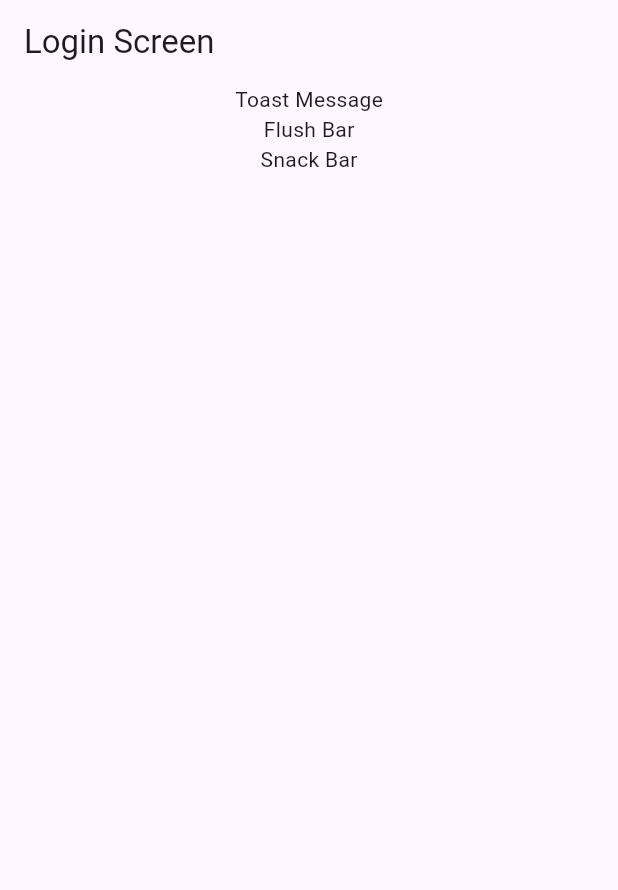
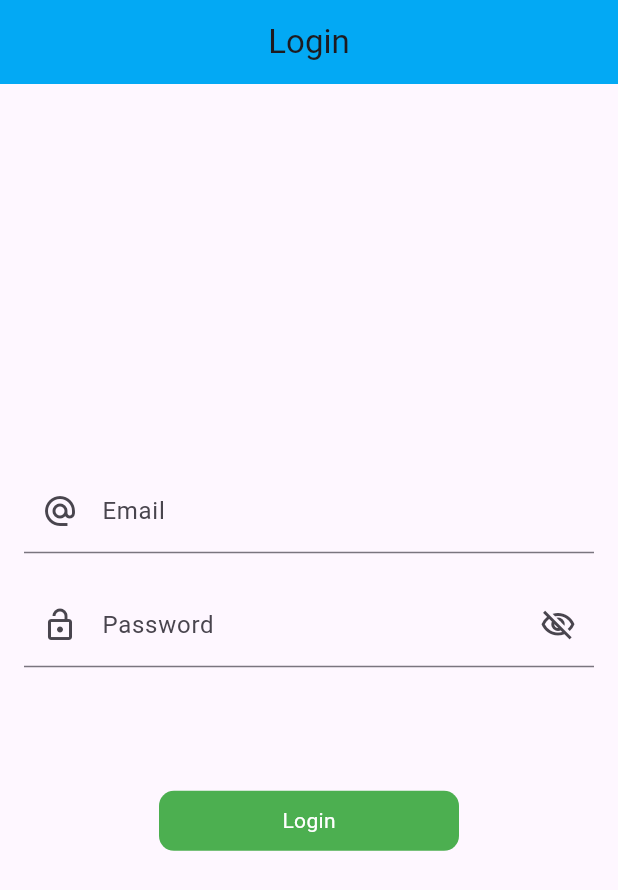
Before and after one commit to rizwan1255/mvvm, a Flutter app: the screen it shows after launch, on a phone screen of 412 x 824 dp. Shown: the top 890 px of the screen. Run offline on Flutter 3.47's test engine with Material 3 defaults, Android fonts, the phone set to English and light mode, and no system bars; our stand-ins replace another_flushbar, fluttertoast.

Commit message:
Login Screen with mvvm view

```diff
--- a/lib/main.dart
+++ b/lib/main.dart
@@ -1,7 +1,7 @@
 import 'package:flutter/material.dart';
 import 'package:mvvm/utils/routes/routes.dart';
 import 'package:mvvm/utils/routes/routes_name.dart';
-import 'package:mvvm/view/login_screen.dart';
+import 'package:mvvm/view/login_view.dart';
 
 void main() {
   runApp(const MyApp());
--- /dev/null
+++ b/lib/res/components/color.dart
@@ -0,0 +1,7 @@
+import 'package:flutter/material.dart';
+
+class AppColors {
+  static const blackColor = Color(0xFF000000);
+  static const whiteColor = Color(0xFFFFFFFF);
+  static const buttonColor = Colors.green;
+}
--- /dev/null
+++ b/lib/res/components/round_button.dart
@@ -0,0 +1,35 @@
+import 'package:flutter/material.dart';
+import 'package:mvvm/res/components/color.dart';
+
+class RoundButton extends StatelessWidget {
+  final String title;
+  final bool loading;
+  final VoidCallback onPress;
+  const RoundButton({
+    super.key,
+    required this.title,
+    this.loading = false,
+    required this.onPress,
+  });
+
+  @override
+  Widget build(BuildContext context) {
+    return InkWell(
+      onTap: onPress,
+      child: Container(
+        height: 40,
+        width: 200,
+        decoration: BoxDecoration(
+          color: AppColors.buttonColor,
+          borderRadius: BorderRadius.circular(10),
+        ),
+        child: Center(
+          child:
+              loading
+                  ? CircleAvatar()
+                  : Text(title, style: TextStyle(color: AppColors.whiteColor)),
+        ),
+      ),
+    );
+  }
+}
--- a/lib/utils/routes/routes.dart
+++ b/lib/utils/routes/routes.dart
@@ -1,8 +1,7 @@
-import 'package:flutter/cupertino.dart';
 import 'package:flutter/material.dart';
 import 'package:mvvm/utils/routes/routes_name.dart';
 import 'package:mvvm/view/home_screen.dart';
-import 'package:mvvm/view/login_screen.dart';
+import 'package:mvvm/view/login_view.dart';
 
 class Routes{
   static Route<dynamic> generateRoute(RouteSettings settings){
@@ -10,7 +9,7 @@ class Routes{
       case RoutesName.home:
         return MaterialPageRoute(builder: (BuildContext context) => HomeScreen());
       case RoutesName.login:
-        return MaterialPageRoute(builder: (BuildContext context) => LoginScreen());
+        return MaterialPageRoute(builder: (BuildContext context) => LoginView());
       default:
         return MaterialPageRoute(builder: (_){
           return Scaffold(
--- a/lib/utils/routes/routes_name.dart
+++ b/lib/utils/routes/routes_name.dart
@@ -1,5 +1,5 @@
 
 class RoutesName{
-  static const String login = 'login_screen';
+  static const String login = 'login_view';
   static const String home = 'home_screen';
 }
--- a/lib/utils/utils.dart
+++ b/lib/utils/utils.dart
@@ -8,6 +8,14 @@ class Utils{
     Fluttertoast.showToast(msg: message);
   }
 
+  static void fieldFocusChange(
+      BuildContext context,
+      FocusNode current,
+      FocusNode next){
+    current.unfocus();
+    FocusScope.of(context).requestFocus(next);
+  }
+
   static void flushBarErrorMessage(String message, BuildContext context){
     showFlushbar(context: context,
         flushbar: Flushbar(
@@ -15,7 +23,8 @@ class Utils{
           margin: EdgeInsets.symmetric(vertical: 10, horizontal: 20),
           padding: EdgeInsets.all(15),
           flushbarPosition: FlushbarPosition.TOP,
-          borderRadius: BorderRadius.circular(20),
+          borderRadius: BorderRadius.circular(10),
+          backgroundColor: Colors.red,
           message: message,
           duration: Duration(seconds: 3),
           reverseAnimationCurve: Curves.easeInOut,
@@ -24,10 +33,10 @@ class Utils{
     );
   }
 
-  static snakeBar(String mesaage, BuildContext context){
+  static snakeBar(String message, BuildContext context){
     return ScaffoldMessenger.of(context).showSnackBar(
       SnackBar(
-        content: Text(mesaage),
+        content: Text(message),
         duration: Duration(seconds: 3),
         backgroundColor: Colors.red,
       )
--- a/lib/view/login_screen.dart
+++ /dev/null
@@ -1,46 +0,0 @@
-import 'package:flutter/material.dart';
-import 'package:mvvm/utils/routes/routes_name.dart';
-import 'package:mvvm/utils/utils.dart';
-
-class LoginScreen extends StatefulWidget {
-  const LoginScreen({super.key});
-
-  @override
-  State<LoginScreen> createState() => _LoginScreenState();
-}
-
-class _LoginScreenState extends State<LoginScreen> {
-  @override
-  Widget build(BuildContext context) {
-    return Scaffold(
-      appBar: AppBar(
-        title: Text('Login Screen'),
-      ),
-      body: Column(
-        children: [
-          Center(
-            child: InkWell(
-                onTap: (){
-                  Utils.toastMessage('no internet connection');
-                },
-                child: Text('Toast Message')),
-          ),
-          Center(
-            child: InkWell(
-                onTap: (){
-                  Utils.flushBarErrorMessage('no internet connection', context);
-                },
-                child: Text('Flush Bar')),
-          ),
-          Center(
-            child: InkWell(
-                onTap: (){
-                  Utils.snakeBar('no internet connection', context);
-                },
-                child: Text('Snack Bar')),
-          ),
-        ],
-      )
-    );
-  }
-}
--- /dev/null
+++ b/lib/view/login_view.dart
@@ -0,0 +1,109 @@
+import 'package:flutter/material.dart';
+import 'package:mvvm/res/components/round_button.dart';
+import 'package:mvvm/utils/utils.dart';
+
+class LoginView extends StatefulWidget {
+  const LoginView({super.key});
+
+  @override
+  State<LoginView> createState() => _LoginViewState();
+}
+
+class _LoginViewState extends State<LoginView> {
+  final ValueNotifier<bool> _obscurePassword = ValueNotifier<bool>(true);
+
+  final TextEditingController _emailController = TextEditingController();
+  final TextEditingController _passwordController = TextEditingController();
+
+  FocusNode emailFocusNode = FocusNode();
+  FocusNode passwordFocusNode = FocusNode();
+
+  @override
+  Widget build(BuildContext context) {
+    final height = MediaQuery.of(context).size.height*1;
+    return Scaffold(
+      appBar: AppBar(
+        backgroundColor: Colors.lightBlue,
+        title: Text('Login'),
+        centerTitle: true,
+      ),
+      body: SafeArea(
+        child: Padding(
+          padding: const EdgeInsets.all(16.0),
+          child: Column(
+            mainAxisAlignment: MainAxisAlignment.center,
+            crossAxisAlignment: CrossAxisAlignment.center,
+            children: [
+              TextFormField(
+                controller: _emailController,
+                keyboardType: TextInputType.emailAddress,
+                focusNode: emailFocusNode,
+                decoration: const InputDecoration(
+                  labelText: 'Email',
+                  prefixIcon: Icon(Icons.alternate_email),
+                ),
+                onFieldSubmitted: (value) {
+                  Utils.fieldFocusChange(
+                    context,
+                    emailFocusNode,
+                    passwordFocusNode,
+                  );
+                },
+              ),
+              const SizedBox(height: 20),
+              ValueListenableBuilder(
+                valueListenable: _obscurePassword,
+                builder: (context, value, child) {
+                  return TextFormField(
+                    controller: _passwordController,
+                    obscureText: _obscurePassword.value,
+                    focusNode: passwordFocusNode,
+                    decoration: InputDecoration(
+                      labelText: 'Password',
+                      prefixIcon: const Icon(Icons.lock_open_outlined),
+                      suffixIcon: InkWell(
+                        onTap: () {
+                          _obscurePassword.value = !_obscurePassword.value;
+                        },
+                        child: Icon(
+                          _obscurePassword.value
+                              ? Icons.visibility_off_outlined
+                              : Icons.visibility_outlined,
+                        ),
+                      ),
+                    ),
+                  );
+                },
+              ),
+              SizedBox(height: height*.1,),
+              RoundButton(
+                  title: 'Login',
+                  onPress: (){
+                    if(_emailController.text.isEmpty){
+                      Utils.flushBarErrorMessage('Email Required',context);
+                    }else if(_passwordController.text.isEmpty){
+                      Utils.flushBarErrorMessage('Password Required',context);
+                    }else if(_passwordController.text.length<6){
+                      Utils.flushBarErrorMessage('Enter 6 digit Password',context);
+                    }else{
+                      Utils.toastMessage('Successfully Login');
+                    }
+                  }
+              )
+            ],
+          ),
+        ),
+      ),
+    );
+  }
+
+  @override
+  void dispose() {
+    _obscurePassword.dispose();
+    _emailController.dispose();
+    _passwordController.dispose();
+    emailFocusNode.dispose();
+    passwordFocusNode.dispose();
+    super.dispose();
+  }
+}
```
Also changed, not shown: 1 other file.
